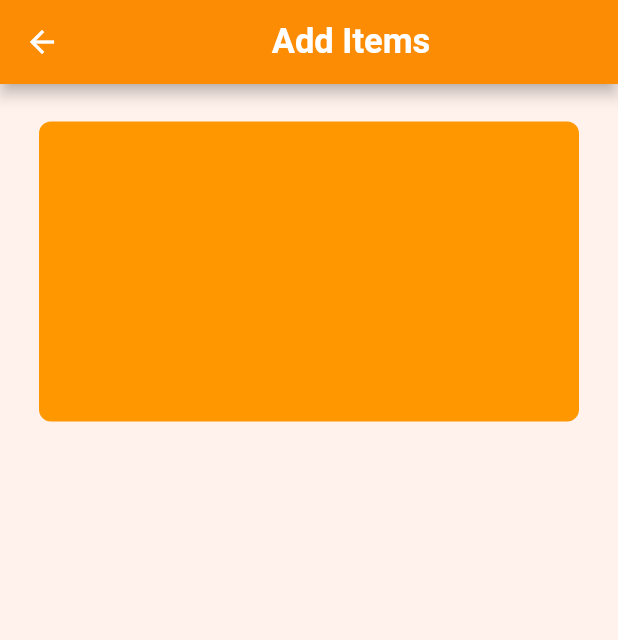
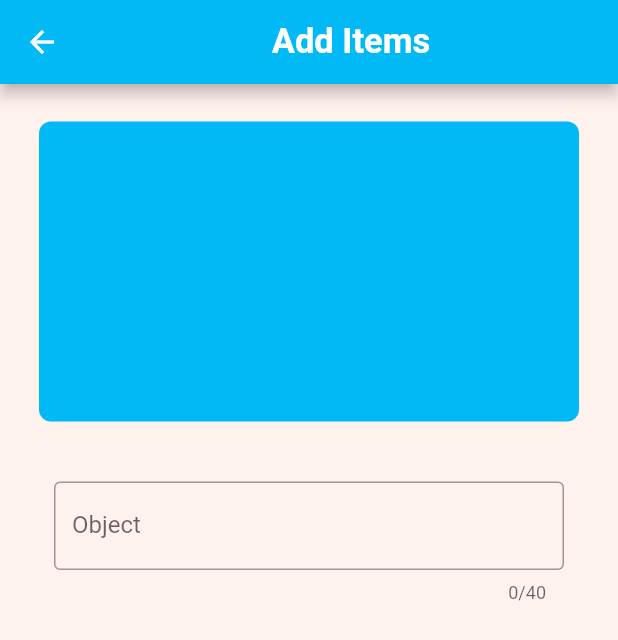
Before and after one commit to SumitKLamba/Lost-Found, a Flutter app: the screen it shows after launch, after a tap on the "add" icon, on a phone screen of 412 x 824 dp. Shown: the top 640 px of the screen. Run offline on Flutter 3.47's test engine with Material 2 defaults, Android fonts, the phone set to English and light mode, and no system bars.

Commit message:
title textfield

```diff
--- a/lib/animated_bottom_bar.dart
+++ b/lib/animated_bottom_bar.dart
@@ -1,5 +1,4 @@
 import 'package:flutter/material.dart';
-import 'package:losty/main.dart';
 
 class AnimatedBottomBar extends StatefulWidget {
   final List<BarItem> barItems;
@@ -23,7 +22,7 @@ class _AnimatedBottomBarState extends State<AnimatedBottomBar>
   @override
   Widget build(BuildContext context) {
     return Material(
-      color: Color(0xFFfc8c03),
+      color: Color(0xFF00b9f5),
       elevation: 10.0,
       child: Padding(
         padding: const EdgeInsets.only(
@@ -66,7 +65,7 @@ class _AnimatedBottomBarState extends State<AnimatedBottomBar>
             children: <Widget>[
               Icon(
                 item.iconData,
-                color: isSelected ? item.color : Colors.white,
+                color: isSelected ? item.color : Color(0xFF012b72),
                 size: widget.barStyle.iconSize,
               ),
               SizedBox(
--- a/lib/foundInformCards.dart
+++ b/lib/foundInformCards.dart
@@ -14,7 +14,7 @@ class FoundInformCards extends StatelessWidget {
                   height: 220,
                   decoration: BoxDecoration(
                     borderRadius: BorderRadius.circular(8),
-                    color: Color(0xFFfc8c03),
+                    color: Color(0xFF00b9f5),
                     boxShadow: [
                       new BoxShadow(
                           color: Color(0x4D000000),
--- a/lib/homePage.dart
+++ b/lib/homePage.dart
@@ -9,12 +9,12 @@ class HomePage extends StatefulWidget{
   BarItem(
   text: "Lost",
   iconData: Icons.blur_off,
-  color: Colors.white,
+  color: Color(0xFF012b72),
   ),
   BarItem(
   text: "Found",
   iconData: Icons.blur_on,
-  color: Colors.white,
+  color: Color(0xFF012b72),
   ),
   ];
   @override
@@ -26,9 +26,9 @@ class _HomePageState extends State<HomePage>{
  @override
  Widget build(BuildContext context) {
    return Scaffold(
-     backgroundColor: Color(0xFFfff1ec),
+     backgroundColor: Colors.white,
      appBar: AppBar(
-       backgroundColor: Color(0xFFfc8c03),
+       backgroundColor: Color(0xFF00b9f5),
        title: Align(
          alignment: Alignment.center,
          child: Text(selectedBarIndex == 0 ?'Lost Items':'Found Items',
@@ -40,7 +40,7 @@ class _HomePageState extends State<HomePage>{
        ),
      ),
      floatingActionButton: FloatingActionButton(
-       backgroundColor: Color(0xFFfc8c03),
+       backgroundColor: Color(0xFF00b9f5),
        foregroundColor: Colors.white,
        child: Icon(Icons.add),
        onPressed: (){
--- a/lib/lostInformCards.dart
+++ b/lib/lostInformCards.dart
@@ -14,7 +14,7 @@ class LostInformCards extends StatelessWidget {
                   height: 220,
                   decoration: BoxDecoration(
                     borderRadius: BorderRadius.circular(8),
-                    color: Color(0xFFfc8c03),
+                    color: Color(0xFF00b9f5),
                     boxShadow: [
                       new BoxShadow(
                           color: Color(0x4D000000),
--- a/lib/onClickFAB.dart
+++ b/lib/onClickFAB.dart
@@ -6,12 +6,13 @@ class OnClickFAB extends StatefulWidget {
 }
 
 class _OnClickFABState extends State<OnClickFAB> {
+  String title = "";
   @override
   Widget build(BuildContext context) {
     return Scaffold(
       backgroundColor: Color(0xFFfff1ec),
       appBar: AppBar(
-        backgroundColor: Color(0xFFfc8c03),
+        backgroundColor: Color(0xFF00b9f5),
         title: Align(
           alignment: Alignment.center,
           child: Text(
@@ -32,8 +33,22 @@ class _OnClickFABState extends State<OnClickFAB> {
               height: 200,
               width: 360,
               decoration: BoxDecoration(
-                color: Colors.orange,
+                color: Color(0xFF00b9f5),
                 borderRadius: BorderRadius.circular(8),
+              ),
+            ),
+          ),
+          SizedBox(height: 40,),
+          Container(
+            width: 340,
+            child: TextField(
+              maxLength: 40,
+              onChanged: (text){
+                title = text;
+              },
+              decoration: InputDecoration(
+                labelText: 'Object',
+                border: OutlineInputBorder(),
               ),
             ),
           ),
```
